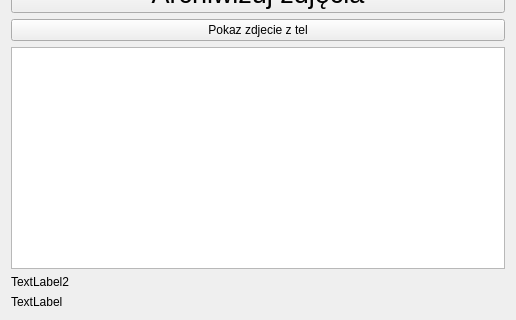
Before: the Qt Designer form ClientApplication/src/libs/ui/MainWindow.ui in militia11/in, drawn with Qt 5; both pictures show x 0 to 516 and y 172 to 492 of the 516 by 492 pixel window.
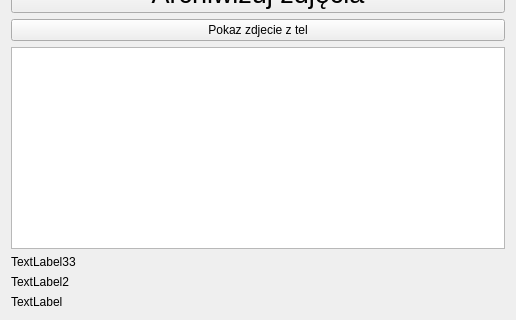
After: the same form once the commit is applied.

Patch:
```diff
--- a/ClientApplication/src/libs/ui/MainWindow.ui
+++ b/ClientApplication/src/libs/ui/MainWindow.ui
@@ -79,6 +79,13 @@
     <item>
      <widget class="QTextEdit" name="textEdit"/>
     </item>
+    <item>
+     <widget class="QLabel" name="label_3">
+      <property name="text">
+       <string>TextLabel33</string>
+      </property>
+     </widget>
+    </item>
     <item>
      <widget class="QLabel" name="label_2">
       <property name="text">
```
